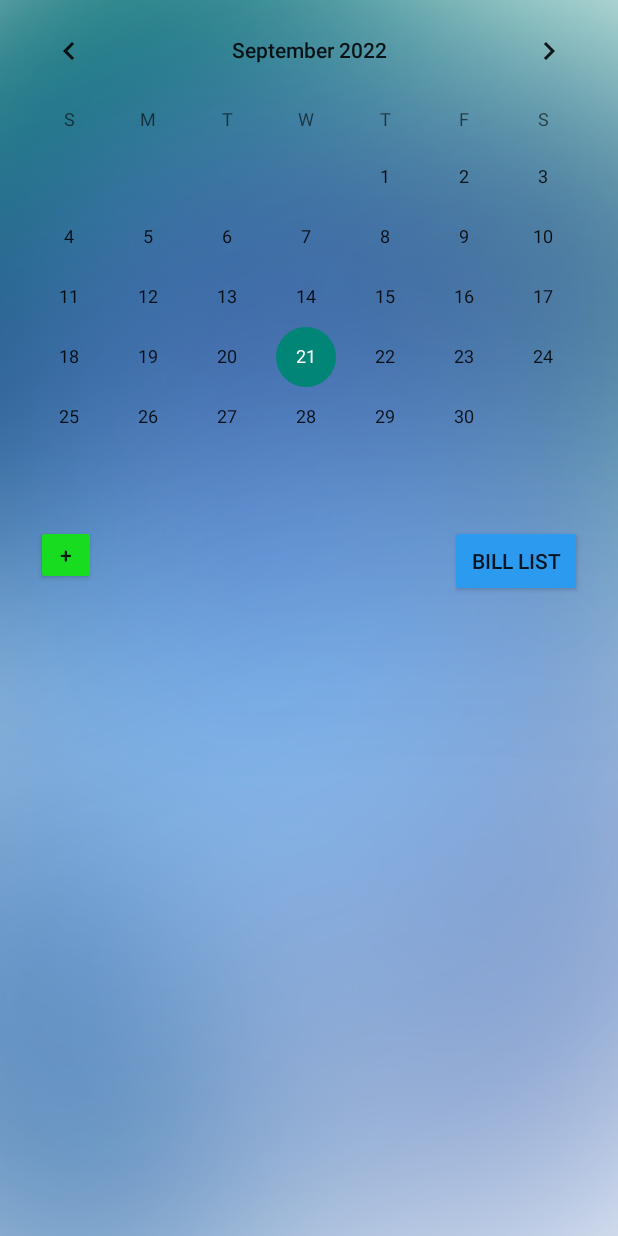
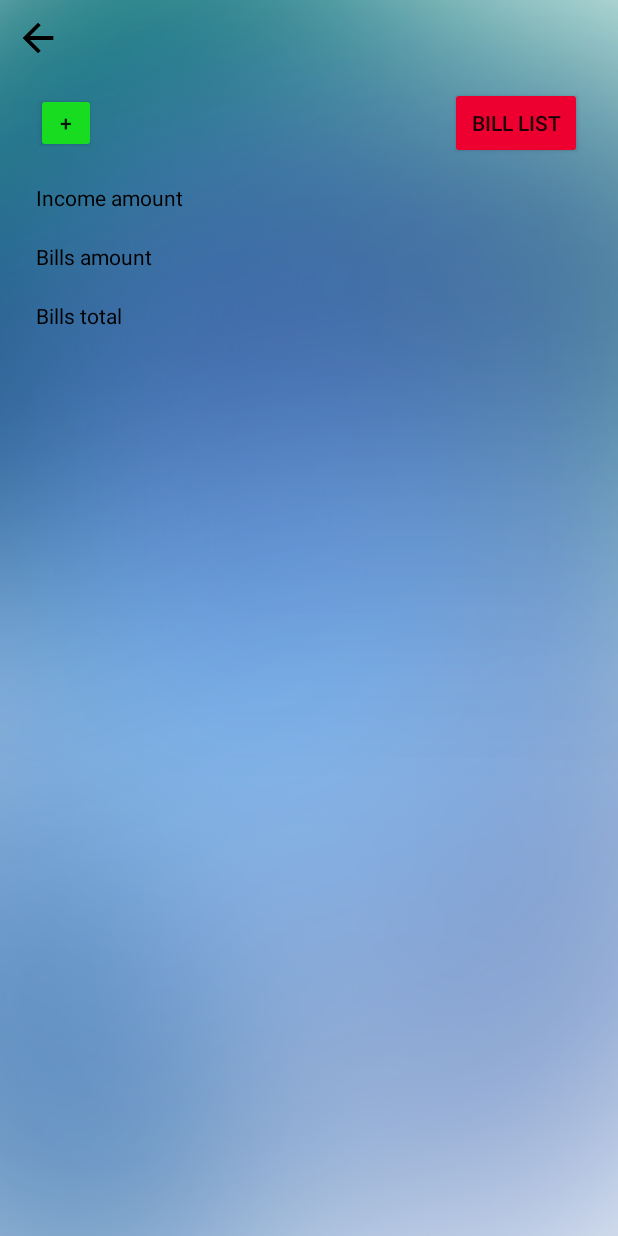
Before and after one commit to jcarrion32/JeffreyCarrion_BillTracker, an Android app: the layout fragment_calendar_page.xml on its own in the app's theme, with its tools: preview values and no code run, on a phone screen of 412 x 824 dp. Run offline under Robolectric (Android 15) with nearby library versions, the phone set to English and light mode, and no system bars.

Commit message:
Added Income Fragment

```diff
--- a/app/build.gradle
+++ b/app/build.gradle
@@ -83,6 +83,8 @@ dependencies {
     implementation 'com.google.dagger:hilt-android:2.42'
     kapt 'com.google.dagger:hilt-android-compiler:2.42'
 
+    //Tempo Day library
+    implementation 'com.github.cesarferreira:tempo:0.7.0'
 
 
 
--- a/app/src/main/java/com/example/jeffreycarrion_billtracker/view/BillFragment.kt
+++ b/app/src/main/java/com/example/jeffreycarrion_billtracker/view/BillFragment.kt
@@ -5,6 +5,7 @@ import android.view.LayoutInflater
 import android.view.View
 import android.view.ViewGroup
 import androidx.navigation.fragment.findNavController
+import androidx.navigation.fragment.navArgs
 import androidx.recyclerview.widget.ItemTouchHelper
 import androidx.recyclerview.widget.RecyclerView
 import com.example.jeffreycarrion_billtracker.databinding.FragmentBillPageBinding
@@ -16,6 +17,7 @@ class BillFragment : ViewModelFragment() {
     private val billListAdapter by lazy {
         BillListAdapter(deleteBillFromList = ::deleteBillFromList)
     }
+    private val args: BillFragmentArgs by navArgs()
 
     override fun onCreateView(
         inflater: LayoutInflater,
@@ -31,13 +33,13 @@ class BillFragment : ViewModelFragment() {
 
         binding.btnAddNewBill.setOnClickListener {
             findNavController().navigate(
-                BillFragmentDirections.actionBillFragmentToEventFragment()
+                BillFragmentDirections.actionBillFragmentToEventFragment(args.incomeAmount, args.incomePayday, args.incomeFreq)
             )
         }
 
         binding.btnBackMain.setOnClickListener {
             findNavController().navigate(
-                BillFragmentDirections.actionBillFragmentToCalendarFragment()
+                BillFragmentDirections.actionBillFragmentToCalendarFragment(args.incomeAmount, args.incomePayday, args.incomeFreq)
             )
         }
 
--- a/app/src/main/java/com/example/jeffreycarrion_billtracker/view/BillListAdapter.kt
+++ b/app/src/main/java/com/example/jeffreycarrion_billtracker/view/BillListAdapter.kt
@@ -5,7 +5,6 @@ import android.view.LayoutInflater
 import android.view.View
 import android.view.ViewGroup
 import androidx.recyclerview.widget.DiffUtil
-import androidx.recyclerview.widget.ItemTouchHelper
 import androidx.recyclerview.widget.ListAdapter
 import androidx.recyclerview.widget.RecyclerView
 import com.example.jeffreycarrion_billtracker.databinding.BillItemBinding
--- a/app/src/main/res/layout/fragment_bill_page.xml
+++ b/app/src/main/res/layout/fragment_bill_page.xml
@@ -25,7 +25,7 @@
             android:src="@drawable/back_arrow_foreground"/>
 
         <TextView
-            android:id="@+id/title_city"
+            android:id="@+id/tv_title"
             android:layout_width="200dp"
             android:layout_height="match_parent"
             android:layout_marginStart="12dp"
--- a/app/src/main/res/layout/fragment_calendar_page.xml
+++ b/app/src/main/res/layout/fragment_calendar_page.xml
@@ -5,22 +5,33 @@
     android:layout_height="match_parent"
     android:background="@drawable/bg">
 
-    <CalendarView
-        android:id="@+id/cv_bills_calendar"
-        android:layout_width="match_parent"
-        android:layout_height="wrap_content"
+    <ImageButton
+        android:id="@+id/btn_back_income"
+        android:layout_width="50dp"
+        android:layout_height="50dp"
+        android:backgroundTint="#006200EE"
+        android:src="@drawable/back_arrow_foreground"
+        app:layout_constraintStart_toStartOf="parent"
         app:layout_constraintTop_toTopOf="parent" />
+
+
+
+<!--    <CalendarView-->
+<!--        android:id="@+id/cv_bills_calendar"-->
+<!--        android:layout_width="match_parent"-->
+<!--        android:layout_height="wrap_content"-->
+<!--        app:layout_constraintTop_toTopOf="parent" />-->
 
     <Button
         android:id="@+id/btn_bills"
         android:layout_width="wrap_content"
         android:layout_height="wrap_content"
+        android:layout_marginEnd="24dp"
+        android:backgroundTint="#ED002F"
         android:text="bill list"
-        android:backgroundTint="#2C9AEF"
-        android:layout_marginEnd="24dp"
-        app:layout_constraintTop_toBottomOf="@+id/cv_bills_calendar"
+        app:layout_constraintBottom_toBottomOf="@+id/btn_calendar_event"
         app:layout_constraintEnd_toEndOf="parent"
-        android:layout_marginTop="12dp"/>
+        app:layout_constraintTop_toTopOf="@+id/btn_calendar_event" />
 
     <Button
         android:id="@+id/btn_calendar_event"
@@ -31,6 +42,66 @@
         android:text="+"
         android:backgroundTint="#18DC20"
         app:layout_constraintStart_toStartOf="parent"
-        app:layout_constraintTop_toBottomOf="@+id/cv_bills_calendar"/>
+        app:layout_constraintTop_toBottomOf="@id/btn_back_income"/>
+
+    <TextView
+        android:id="@+id/tv_calendar_income"
+        android:layout_width="wrap_content"
+        android:layout_height="wrap_content"
+        app:layout_constraintTop_toBottomOf="@id/btn_calendar_event"
+        app:layout_constraintStart_toStartOf="@id/btn_calendar_event"
+        android:text="Income amount"
+        android:layout_marginTop="20dp"
+        android:textColor="@color/black"/>
+
+    <TextView
+        android:id="@+id/tv_calendar_income2"
+        android:layout_width="wrap_content"
+        android:layout_height="wrap_content"
+        app:layout_constraintBottom_toBottomOf="@+id/tv_calendar_income"
+        app:layout_constraintStart_toEndOf="@+id/tv_calendar_income"
+        app:layout_constraintTop_toTopOf="@+id/tv_calendar_income"
+        android:textColor="@color/black"
+        android:layout_marginStart="10dp"/>
+
+    <TextView
+        android:id="@+id/tv_calendar_bill_amount"
+        android:layout_width="wrap_content"
+        android:layout_height="wrap_content"
+        app:layout_constraintTop_toBottomOf="@id/tv_calendar_income"
+        app:layout_constraintStart_toStartOf="@id/tv_calendar_income"
+        android:text="Bills amount"
+        android:layout_marginTop="20dp"
+        android:textColor="@color/black"/>
+
+    <TextView
+        android:id="@+id/tv_calendar_bill_amount2"
+        android:layout_width="wrap_content"
+        android:layout_height="wrap_content"
+        app:layout_constraintBottom_toBottomOf="@+id/tv_calendar_bill_amount"
+        app:layout_constraintStart_toEndOf="@+id/tv_calendar_bill_amount"
+        app:layout_constraintTop_toTopOf="@+id/tv_calendar_bill_amount"
+        android:textColor="@color/black"
+        android:layout_marginStart="10dp"/>
+
+    <TextView
+        android:id="@+id/tv_bills_total"
+        android:layout_width="wrap_content"
+        android:layout_height="wrap_content"
+        app:layout_constraintTop_toBottomOf="@id/tv_calendar_bill_amount"
+        app:layout_constraintStart_toStartOf="@id/tv_calendar_bill_amount"
+        android:text="Bills total"
+        android:layout_marginTop="20dp"
+        android:textColor="@color/black"/>
+
+    <TextView
+        android:id="@+id/tv_bills_total2"
+        android:layout_width="wrap_content"
+        android:layout_height="wrap_content"
+        app:layout_constraintBottom_toBottomOf="@+id/tv_bills_total"
+        app:layout_constraintStart_toEndOf="@+id/tv_bills_total"
+        app:layout_constraintTop_toTopOf="@+id/tv_bills_total"
+        android:textColor="@color/black"
+        android:layout_marginStart="10dp"/>
 
 </androidx.constraintlayout.widget.ConstraintLayout>
--- a/app/src/main/res/layout/fragment_create_account_page.xml
+++ b/app/src/main/res/layout/fragment_create_account_page.xml
@@ -13,7 +13,7 @@
         android:src="@drawable/back_arrow_foreground"
         app:layout_constraintStart_toStartOf="parent"
         app:layout_constraintTop_toTopOf="parent"
-        android:backgroundTint="@color/teal_200"/>
+        android:backgroundTint="#0003DAC5"/>
 
     <TextView
         android:layout_width="wrap_content"
--- a/app/src/main/res/layout/fragment_event_page.xml
+++ b/app/src/main/res/layout/fragment_event_page.xml
@@ -7,7 +7,7 @@
 
 
     <LinearLayout
-        android:id="@+id/ll_city_top_bar"
+        android:id="@+id/ll_bill_top_bar"
         android:layout_width="match_parent"
         android:layout_height="50dp"
         android:background="@color/purple_500"
@@ -24,7 +24,7 @@
             app:layout_constraintTop_toTopOf="parent" />
 
         <TextView
-            android:id="@+id/title_city"
+            android:id="@+id/tv_title"
             android:layout_width="match_parent"
             android:layout_height="match_parent"
             android:layout_marginStart="12dp"
--- a/build.gradle
+++ b/build.gradle
@@ -4,6 +4,7 @@ buildscript {
         // Check that you have the following line (if not, add it):
         google()  // Google's Maven repository
         jcenter()
+        mavenCentral()
 
     }
     dependencies {
```
Also changed, not shown: app/src/main/java/com/example/jeffreycarrion_billtracker/BillApp.kt (+2 -29 lines), app/src/main/java/com/example/jeffreycarrion_billtracker/di/DI.kt (+0 -34 lines), app/src/main/java/com/example/jeffreycarrion_billtracker/view/CalendarFragment.kt (+27 -3 lines), app/src/main/java/com/example/jeffreycarrion_billtracker/view/EventFragment.kt (+9 -11 lines), app/src/main/java/com/example/jeffreycarrion_billtracker/view/LoginFragment.kt (+8 -6 lines), app/src/main/res/layout/fragment_login_page.xml (+10 -0 lines), app/src/main/res/navigation/nav_graph.xml (+48 -3 lines).
